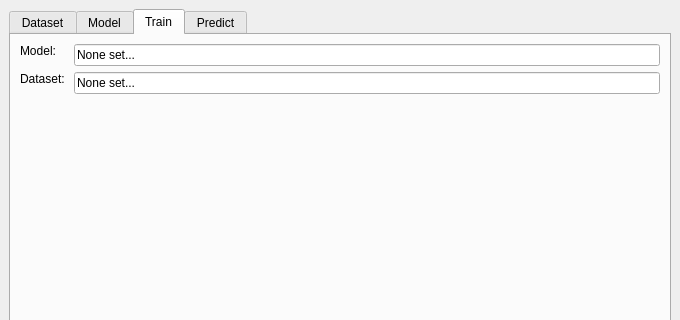
First picture: the form in basicgui.ui, repository annahessler/mlthesis, before the edit; both pictures show x 0 to 680 and y 0 to 320 of the 680 by 666 pixel window.
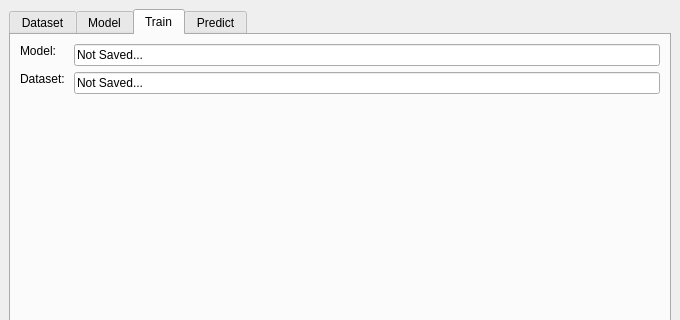
Second picture: the form after the edit. The open tabs and pages were chosen to show the change.

Commit message: predict button is disabled

The edit to the form file:
```diff
--- a/basicgui.ui
+++ b/basicgui.ui
@@ -280,7 +280,7 @@
           <item row="0" column="1">
            <widget class="QLineEdit" name="trainModelLineEdit">
             <property name="text">
-             <string>None set...</string>
+             <string>Not Saved...</string>
             </property>
             <property name="readOnly">
              <bool>true</bool>
@@ -306,7 +306,7 @@
           <item row="1" column="1">
            <widget class="QLineEdit" name="trainDatasetLineEdit">
             <property name="text">
-             <string>None set...</string>
+             <string>Not Saved...</string>
             </property>
             <property name="readOnly">
              <bool>true</bool>
```
Left out of the diff: 8 changed lines with no effect on the pictures. The commit also changes 2 other files.
